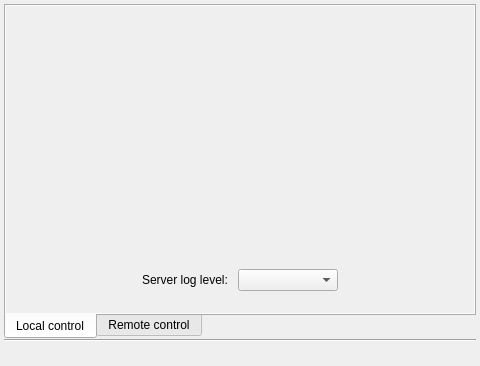
PlusToolkit/PlusApp, file PlusServerLauncher/PlusServerLauncherMainWindow.ui: the form before one commit.
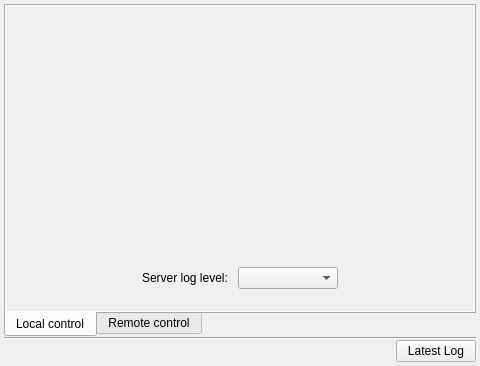
The form after the commit. Icons and pictures are not drawn.

Commit message: ENH: Add a button to the PlusServerLauncher UI that opens the last modified .txt file in the output directory for easier reporting of log files

What changed in the file:
```diff
--- a/PlusServerLauncher/PlusServerLauncherMainWindow.ui
+++ b/PlusServerLauncher/PlusServerLauncherMainWindow.ui
@@ -339,6 +339,17 @@
        <property name="bottomMargin">
         <number>0</number>
        </property>
+       <item>
+        <widget class="QPushButton" name="pushButton_LatestLog">
+         <property name="text">
+          <string>Latest Log</string>
+         </property>
+         <property name="icon">
+          <iconset resource="PlusServerLauncher.qrc">
+           <normaloff>:/icons/Resources/icon_Edit.png</normaloff>:/icons/Resources/icon_Edit.png</iconset>
+         </property>
+        </widget>
+       </item>
        <item>
         <spacer name="horizontalSpacer">
          <property name="orientation">
```
The commit also changes 4 other files.
